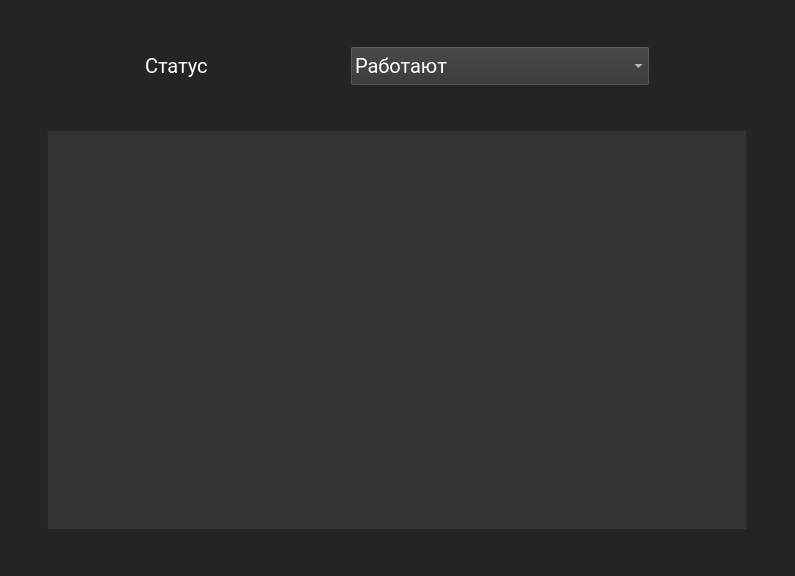
Old version of the form view/list_employees.ui in the repository Yelesin/CourseWorkDatabase.
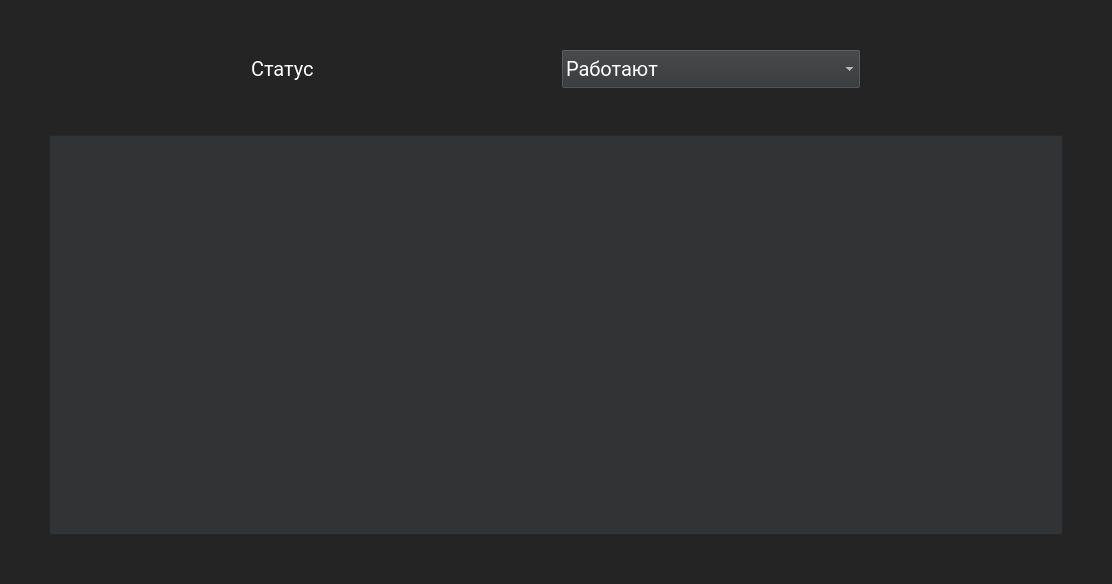
New version of the form.

```diff
--- a/view/list_employees.ui
+++ b/view/list_employees.ui
@@ -6,8 +6,8 @@
    <rect>
     <x>0</x>
     <y>0</y>
-    <width>795</width>
-    <height>576</height>
+    <width>1112</width>
+    <height>584</height>
    </rect>
   </property>
   <property name="windowTitle">
@@ -133,6 +133,9 @@
         <property name="orientation">
          <enum>Qt::Horizontal</enum>
         </property>
+        <property name="sizeType">
+         <enum>QSizePolicy::Fixed</enum>
+        </property>
         <property name="sizeHint" stdset="0">
          <size>
           <width>40</width>
@@ -143,9 +146,15 @@
       </item>
       <item>
        <widget class="QTableWidget" name="tableWidget">
+        <property name="sizePolicy">
+         <sizepolicy hsizetype="Preferred" vsizetype="Preferred">
+          <horstretch>0</horstretch>
+          <verstretch>0</verstretch>
+         </sizepolicy>
+        </property>
         <property name="minimumSize">
          <size>
-          <width>700</width>
+          <width>1000</width>
           <height>400</height>
          </size>
         </property>
@@ -161,6 +170,9 @@
         <property name="orientation">
          <enum>Qt::Horizontal</enum>
         </property>
+        <property name="sizeType">
+         <enum>QSizePolicy::Fixed</enum>
+        </property>
         <property name="sizeHint" stdset="0">
          <size>
           <width>40</width>
```
Left out of the diff: 4 changed lines with no effect on the pictures.
